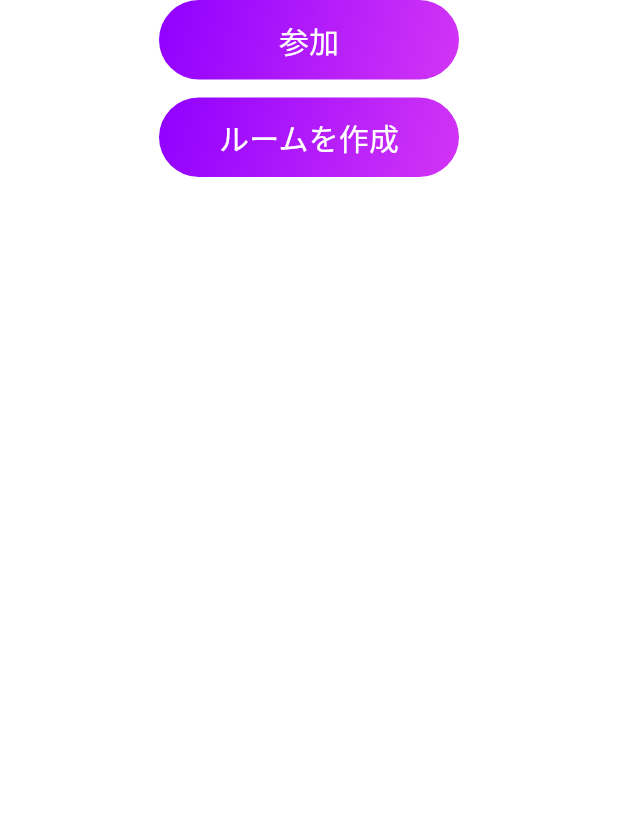
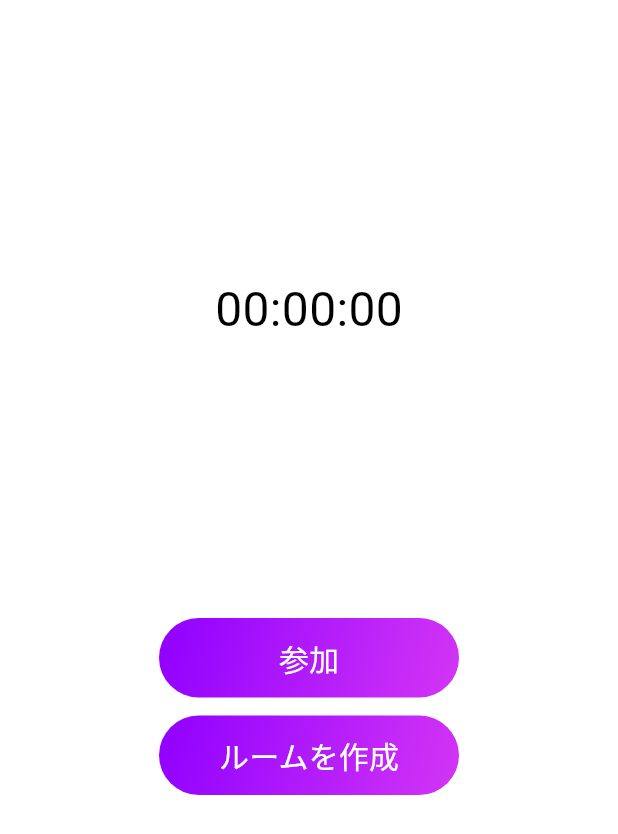
Before and after one commit to sakusaku3939/twelve_hours, a Flutter app: the screen it shows after launch, on a phone screen of 412 x 824 dp. Shown: the top 834 px of the screen. Run offline on Flutter 3.47's test engine with Material 3 defaults, Android fonts, the phone set to English and light mode, and no system bars; our stand-ins replace flutter_hooks, flutter_riverpod, freezed_annotation, hooks_riverpod.

Commit message:
[wip] タイマーを追加

```diff
--- a/lib/constant/color_palette.dart
+++ b/lib/constant/color_palette.dart
@@ -2,18 +2,19 @@ import 'package:flutter/material.dart';
 
 class ColorPalette {
   static ColorScheme colorScheme = const ColorScheme.light(
-    primary: purple,
-    secondary: pink,
+    primary: neonPurple,
+    secondary: neonPink,
   );
-  static const Color purple = Color(0xff8F00FF);
-  static const Color pink = Color(0xffD335F5);
+  static const Color neonPurple = Color(0xff8F00FF);
+  static const Color neonPink = Color(0xffD335F5);
+  static const Color pink = Color(0xffC750FF);
 
   static const purplePinkGradient = LinearGradient(
     begin: Alignment.topLeft,
     end: Alignment.bottomRight,
     colors: <Color>[
-      purple,
-      pink,
+      neonPurple,
+      neonPink,
     ],
   );
 }
--- a/lib/view/home.dart
+++ b/lib/view/home.dart
@@ -1,6 +1,7 @@
 import 'package:flutter/material.dart';
 import 'package:hooks_riverpod/hooks_riverpod.dart';
 import 'package:twelve_hours/view/utils/gradient_button.dart';
+import 'package:twelve_hours/view/utils/progress_timer.dart';
 
 class Home extends HookConsumerWidget {
   const Home({super.key});
@@ -13,6 +14,7 @@ class Home extends HookConsumerWidget {
           child: Column(
             crossAxisAlignment: CrossAxisAlignment.center,
             children: [
+              ProgressTimer(),
               GradientButton("参加"),
               SizedBox(height: 12),
               GradientButton("ルームを作成"),
--- /dev/null
+++ b/lib/view/utils/progress_timer.dart
@@ -0,0 +1,106 @@
+import 'package:flutter/material.dart';
+import 'dart:math' as math;
+
+import 'package:twelve_hours/constant/color_palette.dart';
+
+class ProgressTimer extends StatefulWidget {
+  const ProgressTimer({super.key});
+
+  @override
+  _ProgressTimerState createState() => _ProgressTimerState();
+}
+
+class _ProgressTimerState extends State<ProgressTimer>
+    with TickerProviderStateMixin {
+  late AnimationController controller;
+  DateTime recordedTime = DateTime.now().subtract(const Duration(hours: 1));
+
+  String get timerText {
+    Duration duration = controller.duration! * controller.value;
+    String hours = duration.inHours.toString().padLeft(2, '0');
+    String minutes = (duration.inMinutes % 60).toString().padLeft(2, '0');
+    String seconds = (duration.inSeconds % 60).toString().padLeft(2, '0');
+    return '$hours:$minutes:$seconds';
+  }
+
+  @override
+  void initState() {
+    super.initState();
+    Duration timePassed = DateTime.now().difference(recordedTime);
+    Duration timeLeft = const Duration(hours: 12) - timePassed;
+    if (timeLeft.inSeconds > 0) {
+      controller = AnimationController(
+        vsync: this,
+        duration: timeLeft,
+      );
+    } else {
+      // TODO 12時間を過ぎた場合の処理
+    }
+  }
+
+  @override
+  Widget build(BuildContext context) {
+    return Padding(
+      padding: const EdgeInsets.all(80),
+      child: AspectRatio(
+        aspectRatio: 1.0,
+        child: Stack(
+          children: <Widget>[
+            Positioned.fill(
+              child: AnimatedBuilder(
+                animation: controller,
+                builder: (BuildContext context, Widget? child) {
+                  return CustomPaint(
+                    painter: TimerPainter(
+                      animation: controller,
+                      backgroundColor: Colors.white,
+                      color: ColorPalette.pink,
+                    ),
+                  );
+                },
+              ),
+            ),
+            Center(
+              child: Text(
+                timerText,
+                style: const TextStyle(fontSize: 32),
+              ),
+            ),
+          ],
+        ),
+      ),
+    );
+  }
+}
+
+class TimerPainter extends CustomPainter {
+  TimerPainter({
+    this.animation,
+    this.backgroundColor,
+    this.color,
+  }) : super(repaint: animation);
+
+  final Animation<double>? animation;
+  final Color? backgroundColor, color;
+
+  @override
+  void paint(Canvas canvas, Size size) {
+    Paint paint = Paint()
+      ..color = backgroundColor!
+      ..strokeWidth = 8.0
+      ..strokeCap = StrokeCap.round
+      ..style = PaintingStyle.stroke;
+
+    canvas.drawCircle(size.center(Offset.zero), size.width / 2.0, paint);
+    paint.color = color!;
+    double progress = animation!.value * 2 * math.pi;
+    canvas.drawArc(Offset.zero & size, math.pi * 1.5, -progress, false, paint);
+  }
+
+  @override
+  bool shouldRepaint(TimerPainter oldDelegate) {
+    return animation!.value != oldDelegate.animation!.value ||
+        color != oldDelegate.color ||
+        backgroundColor != oldDelegate.backgroundColor;
+  }
+}
--- /dev/null
+++ b/lib/view_model/progress_timer/progress_timer_state/progress_timer_state.dart
@@ -0,0 +1,11 @@
+import 'package:flutter/animation.dart';
+import 'package:freezed_annotation/freezed_annotation.dart';
+
+part 'progress_timer_state.freezed.dart';
+
+@freezed
+class ProgressTimerState with _$ProgressTimerState {
+  const factory ProgressTimerState({
+    required AnimationController? controller,
+  }) = _ProgressTimerState;
+}
--- /dev/null
+++ b/lib/view_model/progress_timer/progress_timer_viewmodel.dart
@@ -0,0 +1,24 @@
+import 'package:flutter/material.dart';
+import 'package:flutter_hooks/flutter_hooks.dart';
+import 'package:flutter_riverpod/flutter_riverpod.dart';
+import 'package:twelve_hours/view_model/progress_timer/progress_timer_state/progress_timer_state.dart';
+
+final progressTimerProvider = StateNotifierProvider.autoDispose<
+    ProgressTimerViewModel, ProgressTimerState>(
+  (ref) => ProgressTimerViewModel(ref),
+);
+
+class ProgressTimerViewModel extends StateNotifier<ProgressTimerState> {
+  final Ref ref;
+  final recordedTime = DateTime.now().subtract(const Duration(hours: 1));
+
+  ProgressTimerViewModel(this.ref)
+      : super(const ProgressTimerState(
+          controller: null,
+        )) {
+    init();
+  }
+
+  void init() {
+  }
+}
--- a/pubspec.yaml
+++ b/pubspec.yaml
@@ -18,6 +18,7 @@ dependencies:
   freezed_annotation: ^2.4.1
   json_annotation: ^4.8.1
   hooks_riverpod: ^2.3.10
+  flutter_hooks: ^0.20.5
 
 dev_dependencies:
   flutter_test:
```
Also changed, not shown: lib/view_model/progress_timer/progress_timer_state/progress_timer_state.freezed.dart (added), pubspec.lock.
